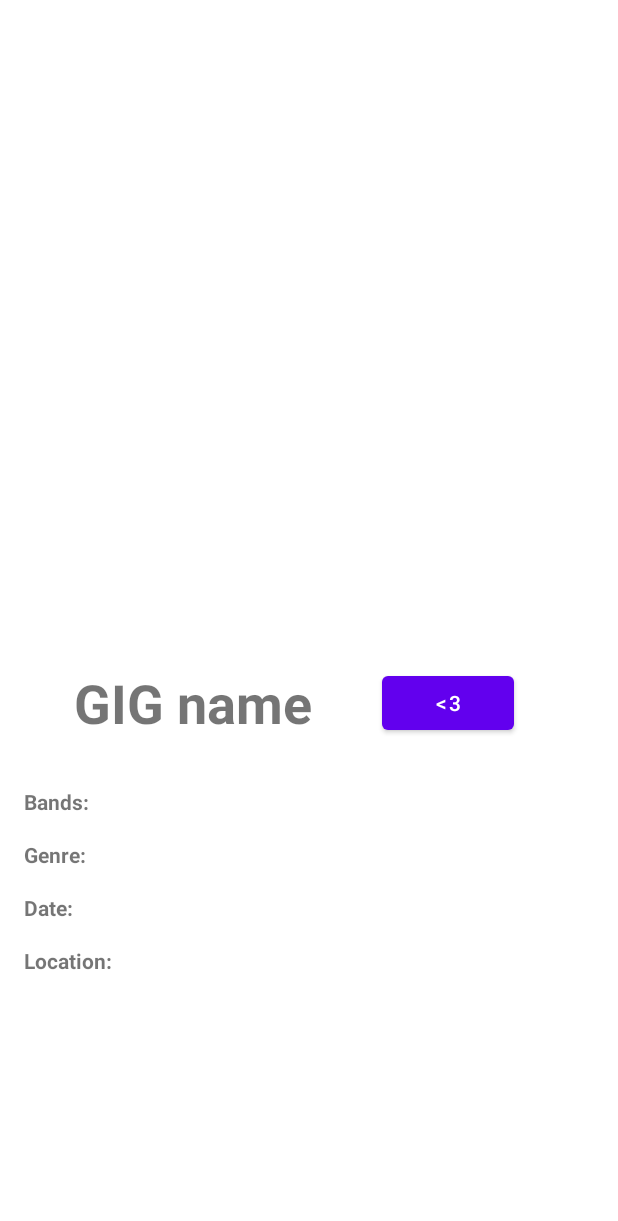
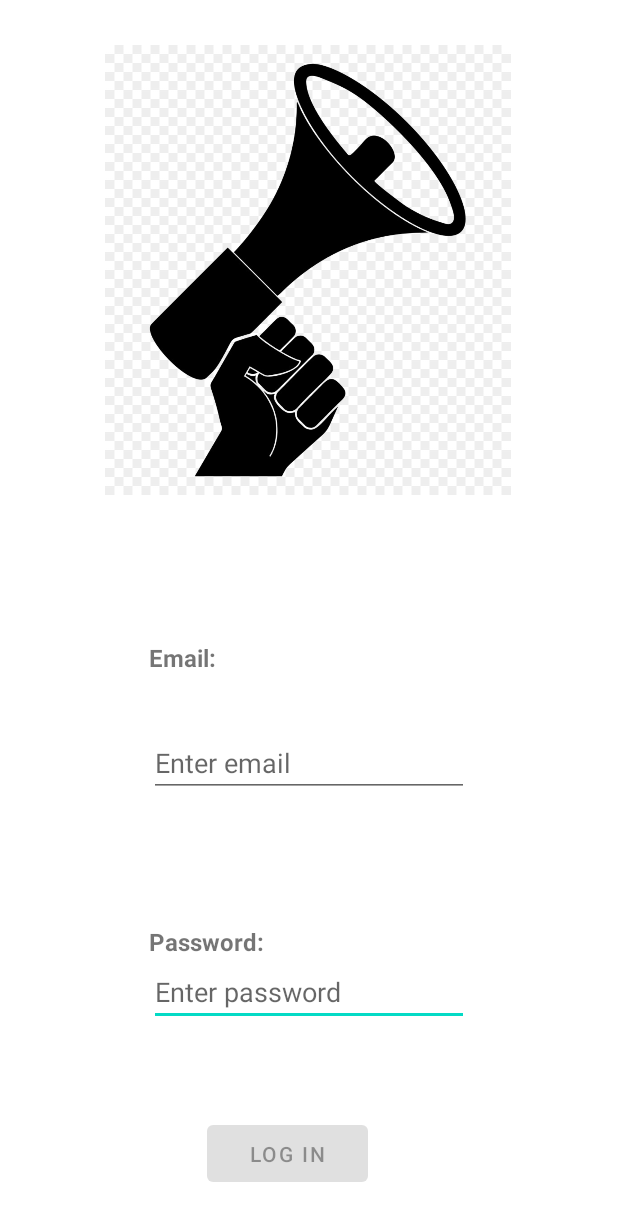
Before and after one commit to FockRock/InformBuro, an Android app: the screen it shows after launch (MainActivity before the commit, LoginActivity after it), on a phone screen of 412 x 824 dp. Shown: the top 1221 px of the screen. Run offline under Robolectric (Android 15) with nearby library versions, the phone set to English and light mode, and no system bars.

Commit message:
Login screen created

```diff
--- a/app/src/main/AndroidManifest.xml
+++ b/app/src/main/AndroidManifest.xml
@@ -9,7 +9,7 @@
         android:roundIcon="@mipmap/ic_launcher_round"
         android:supportsRtl="true"
         android:theme="@style/Theme.InformBuro">
-        <activity android:name=".MainActivity">
+        <activity android:name=".LoginActivity">
             <intent-filter>
                 <action android:name="android.intent.action.MAIN" />
 
--- /dev/null
+++ b/app/src/main/java/com/skillbox/informburo/LoginActivity.kt
@@ -0,0 +1,22 @@
+package com.skillbox.informburo
+
+import android.os.Bundle
+import androidx.appcompat.app.AppCompatActivity
+import kotlinx.android.synthetic.main.login_sreen.*
+
+class LoginActivity: AppCompatActivity() {
+
+    override fun onCreate(savedInstanceState: Bundle?) {
+        super.onCreate(savedInstanceState)
+        setContentView(R.layout.login_sreen)
+
+        loginButton.isEnabled = false
+
+        loginButton.setOnClickListener {
+            if (editTextEmailAddress.text.isNotEmpty() && editTextPassword.text.isNotEmpty()) {
+                loginButton.isEnabled
+            } else !loginButton.isEnabled
+        }
+
+    }
+}
--- a/app/src/main/res/layout/activity_main.xml
+++ b/app/src/main/res/layout/activity_main.xml
@@ -5,6 +5,13 @@
     android:layout_width="match_parent"
     android:layout_height="match_parent"
     tools:context=".MainActivity">
+
+    <androidx.appcompat.widget.Toolbar
+        android:layout_width="match_parent"
+        android:layout_height="32dp"
+        android:background="@color/purple_700"
+        android:elevation="32dp"
+        tools:ignore="MissingConstraints" />
 
     <TextView
         android:id="@+id/textView3"
@@ -74,10 +81,10 @@
         android:id="@+id/imageView"
         android:layout_width="203dp"
         android:layout_height="246dp"
+        android:contentDescription="TODO"
         app:layout_constraintBottom_toTopOf="@+id/textView"
         app:layout_constraintEnd_toEndOf="parent"
         app:layout_constraintStart_toStartOf="parent"
         app:layout_constraintTop_toTopOf="parent"
-        tools:srcCompat="@tools:sample/avatars"
-        android:contentDescription="TODO" />
+        tools:srcCompat="@tools:sample/avatars" />
 </androidx.constraintlayout.widget.ConstraintLayout>
--- /dev/null
+++ b/app/src/main/res/layout/login_sreen.xml
@@ -0,0 +1,77 @@
+<?xml version="1.0" encoding="utf-8"?>
+<androidx.constraintlayout.widget.ConstraintLayout xmlns:android="http://schemas.android.com/apk/res/android"
+    xmlns:app="http://schemas.android.com/apk/res-auto"
+    xmlns:tools="http://schemas.android.com/tools"
+    android:orientation="vertical" android:layout_width="match_parent"
+    android:layout_height="match_parent">
+
+    <ImageView
+        android:id="@+id/logo"
+        android:layout_width="300dp"
+        android:layout_height="300dp"
+        android:layout_marginTop="30dp"
+        app:layout_constraintEnd_toEndOf="parent"
+        app:layout_constraintHorizontal_bias="0.495"
+        app:layout_constraintStart_toStartOf="parent"
+        app:layout_constraintTop_toTopOf="parent"
+        app:srcCompat="@drawable/megaphone_fist" />
+
+    <TextView
+        android:id="@+id/emailText"
+        android:layout_width="wrap_content"
+        android:layout_height="wrap_content"
+        android:layout_marginTop="60dp"
+        android:text="@string/email"
+        android:textSize="16sp"
+        android:textStyle="bold"
+        app:layout_constraintBottom_toTopOf="@+id/editTextEmailAddress"
+        app:layout_constraintStart_toStartOf="@+id/editTextEmailAddress"
+        app:layout_constraintTop_toBottomOf="@+id/logo" />
+
+    <TextView
+        android:id="@+id/passwordText"
+        android:layout_width="wrap_content"
+        android:layout_height="wrap_content"
+        android:text="@string/password"
+        android:textSize="16sp"
+        android:textStyle="bold"
+        app:layout_constraintBottom_toTopOf="@+id/editTextPassword"
+        app:layout_constraintStart_toStartOf="@+id/editTextPassword" />
+
+    <Button
+        android:id="@+id/loginButton"
+        android:layout_width="107dp"
+        android:layout_height="50dp"
+        android:layout_marginBottom="30dp"
+        android:clickable="false"
+        android:text="@string/log_in"
+        app:layout_constraintBottom_toBottomOf="parent"
+        app:layout_constraintEnd_toEndOf="parent"
+        app:layout_constraintHorizontal_bias="0.452"
+        app:layout_constraintStart_toStartOf="parent" />
+
+    <EditText
+        android:id="@+id/editTextPassword"
+        android:layout_width="wrap_content"
+        android:layout_height="wrap_content"
+        android:layout_marginBottom="60dp"
+        android:ems="10"
+        android:hint="@string/enter_password"
+        android:inputType="textPassword"
+        app:layout_constraintBottom_toTopOf="@+id/loginButton"
+        app:layout_constraintEnd_toEndOf="parent"
+        app:layout_constraintStart_toStartOf="parent" />
+
+    <EditText
+        android:id="@+id/editTextEmailAddress"
+        android:layout_width="wrap_content"
+        android:layout_height="wrap_content"
+        android:layout_marginBottom="70dp"
+        android:ems="10"
+        android:hint="@string/enter_email"
+        android:inputType="textEmailAddress"
+        app:layout_constraintBottom_toTopOf="@+id/editTextPassword"
+        app:layout_constraintEnd_toEndOf="parent"
+        app:layout_constraintStart_toStartOf="parent"
+        app:layout_constraintTop_toBottomOf="@+id/emailText" />
+</androidx.constraintlayout.widget.ConstraintLayout>
--- a/app/src/main/res/values/strings.xml
+++ b/app/src/main/res/values/strings.xml
@@ -6,4 +6,9 @@
     <string name="genre">Genre:</string>
     <string name="bands">Bands:</string>
     <string name="_3"><![CDATA[<3]]></string>
+    <string name="log_in">LOG IN</string>
+    <string name="email">Email:</string>
+    <string name="password">Password:</string>
+    <string name="enter_password">Enter password</string>
+    <string name="enter_email">Enter email</string>
 </resources>
--- a/app/src/main/res/values/themes.xml
+++ b/app/src/main/res/values/themes.xml
@@ -2,8 +2,8 @@
     <!-- Base application theme. -->
     <style name="Theme.InformBuro" parent="Theme.MaterialComponents.DayNight.NoActionBar">
         <!-- Primary brand color. -->
-        <item name="colorPrimary">@color/purple_500</item>
-        <item name="colorPrimaryVariant">@color/purple_700</item>
+        <item name="colorPrimary">#220B55</item>
+        <item name="colorPrimaryVariant">#220B55</item>
         <item name="colorOnPrimary">@color/white</item>
         <!-- Secondary brand color. -->
         <item name="colorSecondary">@color/teal_200</item>
--- a/build.gradle
+++ b/build.gradle
@@ -6,7 +6,7 @@ buildscript {
         jcenter()
     }
     dependencies {
-        classpath "com.android.tools.build:gradle:4.1.2"
+        classpath 'com.android.tools.build:gradle:4.1.3'
         classpath "org.jetbrains.kotlin:kotlin-gradle-plugin:$kotlin_version"
 
         // NOTE: Do not place your application dependencies here; they belong
```
Also changed, not shown: app/src/main/res/drawable/megaphone_fist.jpg (added).
